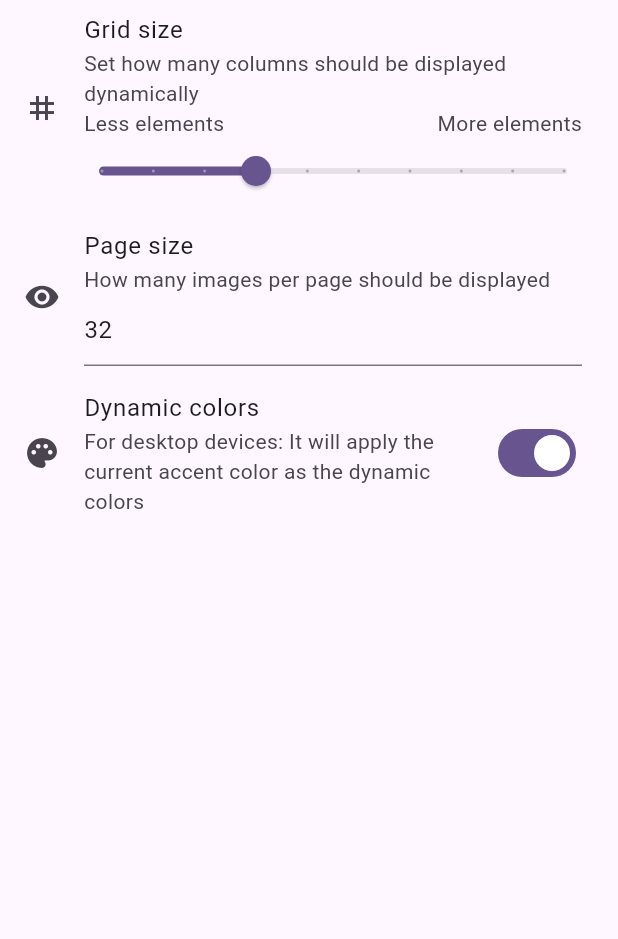
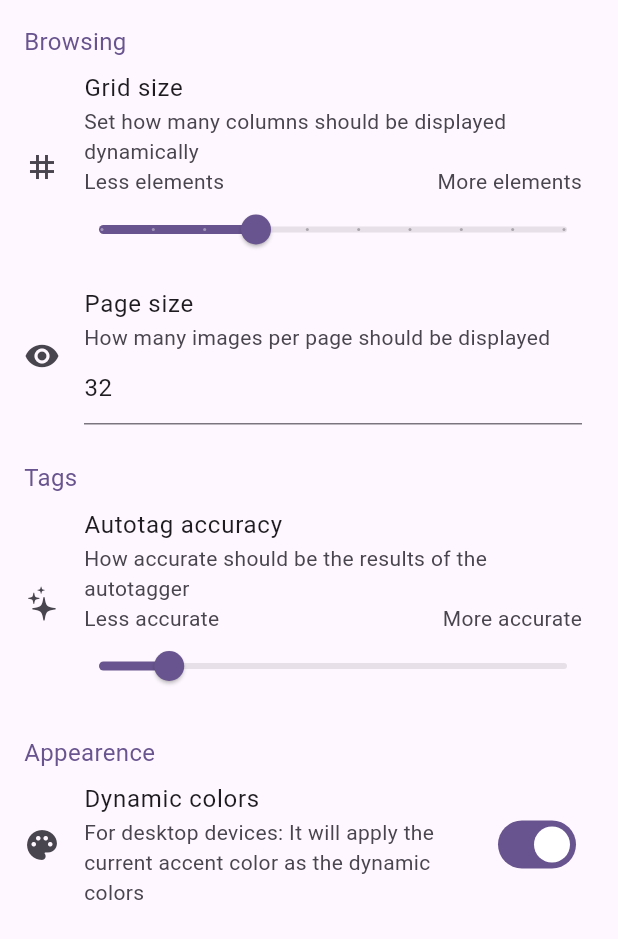
Before and after one commit to resucutie/localbooru, a Flutter app: the OverallSettings widget shown alone on an empty page, opened directly with empty values, on a phone screen of 412 x 824 dp. Shown: the top 939 px of the screen. Run offline on Flutter 3.47's test engine with Material 3 defaults, Android fonts, the phone set to English and light mode, and no system bars; drawn by our look-alikes of dynamic_color; our stand-ins replace dotted_border, file_picker, go_router, open_file, permission_handler, share_plus and 1 more; missing offline and left inert: bitsdojo_window, pasteboard, titlebar_buttons; accounts and stored records are empty.

Commit message:
able to change the autotag accuracy

```diff
--- a/lib/components/header.dart
+++ /dev/null
@@ -1,18 +0,0 @@
-import 'package:flutter/material.dart';
-
-class Header extends StatelessWidget {
-    const Header(this.title, {super.key});
-
-    final String title;
-
-    @override
-    Widget build(BuildContext context) {
-        return Padding(
-            padding: const EdgeInsets.only(top: 16.0),
-            child: Text(title, style: const TextStyle(
-                fontSize: 24.0,
-                fontWeight: FontWeight.bold
-            )),
-        );
-    }
-}
--- /dev/null
+++ b/lib/components/headers.dart
@@ -0,0 +1,38 @@
+import 'package:flutter/material.dart';
+
+class Header extends StatelessWidget {
+    const Header(this.title, {super.key, padding});
+
+    final String title;
+    final EdgeInsets padding = const EdgeInsets.only(top: 16.0);
+
+    @override
+    Widget build(BuildContext context) {
+        return Padding(
+            padding: padding,
+            child: Text(title, style: const TextStyle(
+                fontSize: 24.0,
+                fontWeight: FontWeight.bold
+            )),
+        );
+    }
+}
+
+class SmallThemedHeader extends StatelessWidget {
+    const SmallThemedHeader(this.title, {super.key, padding});
+
+    final String title;
+    final EdgeInsets padding = const EdgeInsets.only(top: 16.0, left: 16.0);
+
+    @override
+    Widget build(BuildContext context) {
+        return Padding(
+            padding: padding,
+            child: Text(title, style: TextStyle(
+                fontSize: 16.0,
+                // fontWeight: FontWeight.bold,
+                color: Theme.of(context).colorScheme.primary
+            )),
+        );
+    }
+}
--- a/lib/utils/defaults.dart
+++ b/lib/utils/defaults.dart
@@ -6,4 +6,5 @@ final Map<String, dynamic> settingsDefaults = {
     "grid_size": 4,
     "page_size": isDestkop() ? 54 : 32,
     "monet": Platform.isAndroid ? true : false,
+    "autotag_accuracy": 0.15,
 };
--- a/lib/views/image_manager.dart
+++ b/lib/views/image_manager.dart
@@ -6,9 +6,11 @@ import 'package:flutter/cupertino.dart';
 import 'package:flutter/material.dart';
 import 'package:go_router/go_router.dart';
 import 'package:localbooru/api/index.dart';
-import 'package:localbooru/components/header.dart';
+import 'package:localbooru/components/headers.dart';
 import 'package:localbooru/components/window_frame.dart';
+import 'package:localbooru/utils/defaults.dart';
 import 'package:localbooru/utils/tags.dart';
+import 'package:shared_preferences/shared_preferences.dart';
 
 class ImageManagerView extends StatefulWidget {
     const ImageManagerView({super.key, this.image});
@@ -94,10 +96,11 @@ class _ImageManagerViewState extends State<ImageManagerView> {
                             decoration: InputDecoration(
                                 labelText: "Tags",
                                 suffixIcon: TextButton(
-                                    onPressed: (loadedImage.isEmpty || isGeneratingTags) ? null : () {
+                                    onPressed: (loadedImage.isEmpty || isGeneratingTags) ? null : () async {
+                                        final prefs = await SharedPreferences.getInstance();
                                         setState(() => isGeneratingTags = true);
                                         autoTag(File(loadedImage)).then((tags) {
-                                            final moreAccurateTags = filterAccurateResults(tags, 0.15);
+                                            final moreAccurateTags = filterAccurateResults(tags, prefs.getDouble("autotag_accuracy") ?? settingsDefaults["autotag_accuracy"]);
                                             tagController.text = moreAccurateTags.keys.join(" ");
                                         }).catchError((error, stackTrace) {
                                             ScaffoldMessenger.of(context).showSnackBar(SnackBar(
--- a/lib/views/navigation/image_view.dart
+++ b/lib/views/navigation/image_view.dart
@@ -4,7 +4,7 @@ import 'package:flutter/gestures.dart';
 import 'package:flutter/material.dart';
 import 'package:go_router/go_router.dart';
 import 'package:localbooru/api/index.dart';
-import 'package:localbooru/components/header.dart';
+import 'package:localbooru/components/headers.dart';
 import 'package:localbooru/components/window_frame.dart';
 import 'package:localbooru/views/navigation/index.dart';
 import 'package:url_launcher/url_launcher_string.dart';
--- a/lib/views/settings/overallSettings.dart
+++ b/lib/views/settings/overallSettings.dart
@@ -1,5 +1,9 @@
+import 'dart:math';
+
+import 'package:flutter/cupertino.dart';
 import 'package:flutter/material.dart';
 import 'package:flutter/services.dart';
+import 'package:localbooru/components/headers.dart';
 import 'package:localbooru/utils/defaults.dart';
 import 'package:localbooru/utils/listeners.dart';
 import 'package:shared_preferences/shared_preferences.dart';
@@ -18,6 +22,7 @@ class _OverallSettingsState extends State<OverallSettings> {
     final _pageSizeController = TextEditingController();
 
     double _gridSizeSliderValue = settingsDefaults["grid_size"].toDouble();
+    double _autotagAccuracy = settingsDefaults["autotag_accuracy"];
     bool _monetTheme = settingsDefaults["monet"];
 
     bool isSettingModified(String setting) {
@@ -37,12 +42,14 @@ class _OverallSettingsState extends State<OverallSettings> {
         _gridSizeSliderValue = (widget.prefs.getInt("grid_size") ?? settingsDefaults["grid_size"]).toDouble();
         _pageSizeController.text = (widget.prefs.getInt("page_size") ?? settingsDefaults["page_size"]).toString();
         _monetTheme = widget.prefs.getBool("monet") ?? settingsDefaults["monet"];
+        _autotagAccuracy = widget.prefs.getDouble("autotag_accuracy") ?? settingsDefaults["autotag_accuracy"];
     }
 
     @override
     Widget build(BuildContext context) {
         return ListView(
             children: [
+                const SmallThemedHeader("Browsing"),
                 ListTile(
                     title: Row(
                         children: [
@@ -72,7 +79,7 @@ class _OverallSettingsState extends State<OverallSettings> {
                                         divisions: 9,
                                         onChanged: (value) async {
                                             setState(() => _gridSizeSliderValue = value);
-                                            widget.prefs.setInt("grid_size", _gridSizeSliderValue.ceil());
+                                            widget.prefs.setInt("grid_size", value.ceil());
                                         },
                                     ),
                                 ),
@@ -116,6 +123,46 @@ class _OverallSettingsState extends State<OverallSettings> {
                         ],
                     )
                 ),
+                const SmallThemedHeader("Tags"),
+                ListTile(
+                    title: Row(
+                        children: [
+                            const Text("Autotag accuracy"),
+                            if(isSettingModified("autotag_accuracy")) IconButton(
+                                onPressed: () => resetProp("autotag_accuracy", modifier: (v) => _autotagAccuracy = v.toDouble()),
+                                icon: const Icon(Icons.restart_alt)
+                            )
+                        ],
+                    ),
+                    leading: const Icon(CupertinoIcons.sparkles),
+                    subtitle: Wrap(
+                        children: [
+                            const Text("How accurate should be the results of the autotagger"),
+                            const Row(
+                                mainAxisAlignment: MainAxisAlignment.spaceBetween,
+                                children: [Text("Less accurate"), Text("More accurate")]
+                            ),
+                            Padding(
+                                padding: const EdgeInsets.symmetric(vertical: 12.0),
+                                child: SliderTheme(
+                                    data: SliderThemeData(overlayShape: SliderComponentShape.noOverlay, showValueIndicator: ShowValueIndicator.always),
+                                    child: Slider(
+                                        //TODO: Make this slider go in an exponential curve
+                                        value: _autotagAccuracy,
+                                        min: 0,
+                                        max: 1,
+                                        label: "${(_autotagAccuracy*100).round()}%",
+                                        onChanged: (value) async {
+                                            setState(() => _autotagAccuracy = value);
+                                            widget.prefs.setDouble("autotag_accuracy", value);
+                                        },
+                                    ),
+                                ),
+                            )
+                        ],
+                    )
+                ),
+                const SmallThemedHeader("Appearence"),
                 SwitchListTile(
                     title: Row(
                         children: [
@@ -134,7 +181,7 @@ class _OverallSettingsState extends State<OverallSettings> {
                         themeListener.update();
                         setState(() => _monetTheme = value);
                     }
-                )
+                ),
             ],
         );
     }
```
